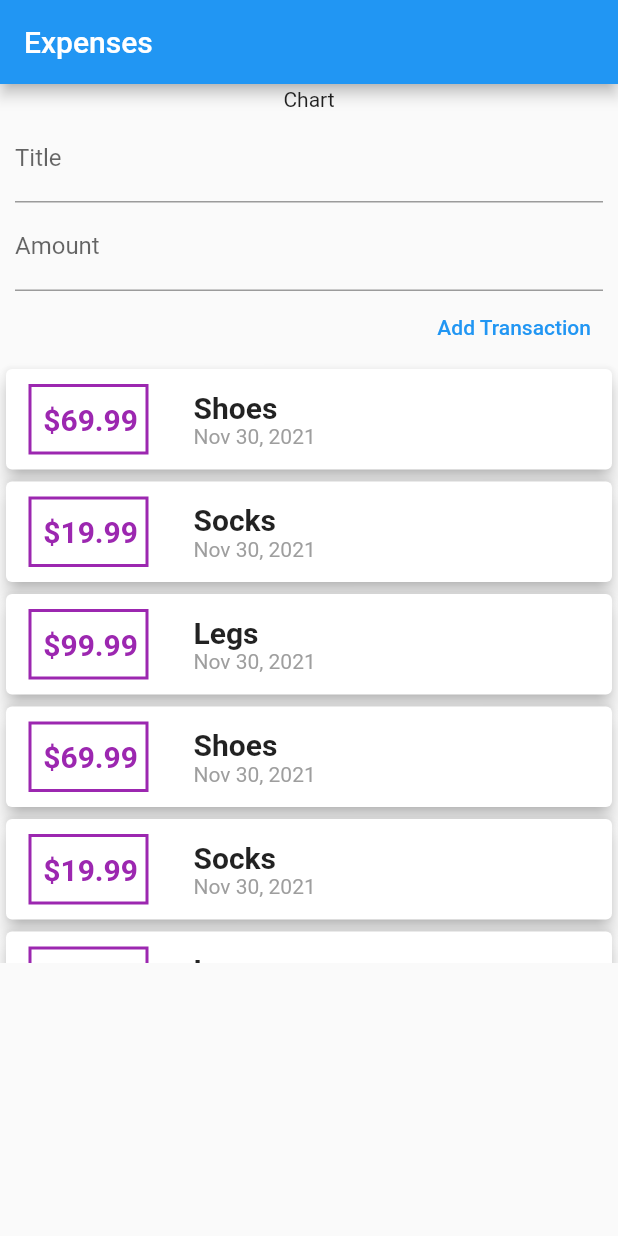
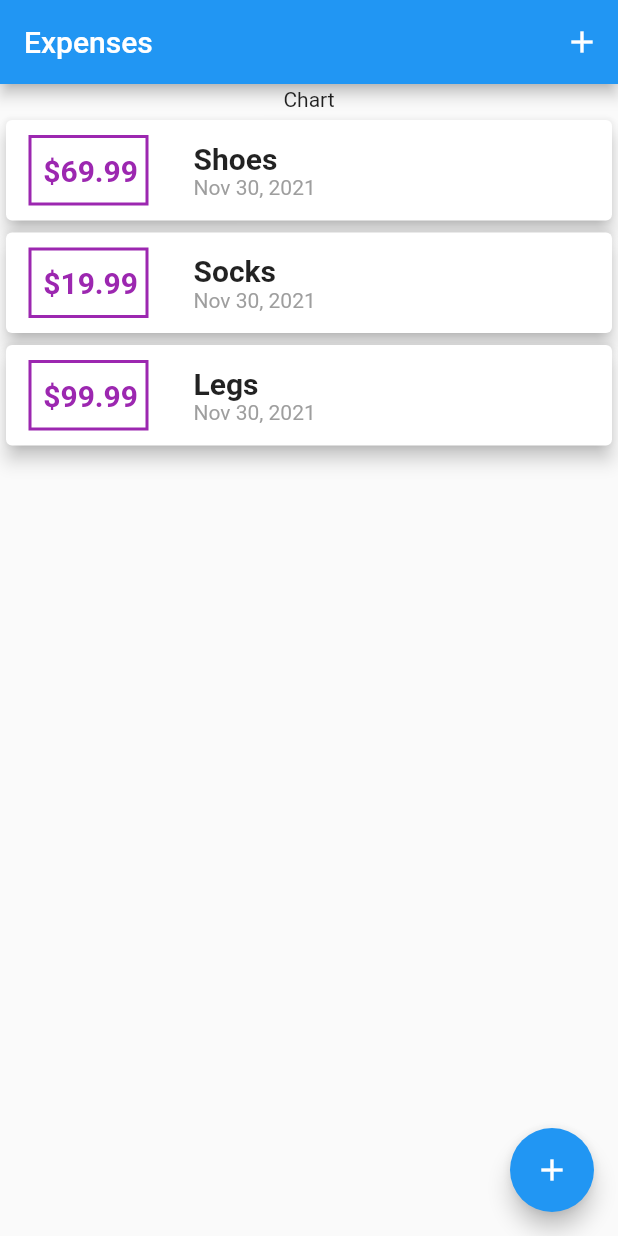
Before and after one commit to ashrhmn/flutter-try, a Flutter app: the screen it shows after launch, on a phone screen of 412 x 824 dp. Run offline on Flutter 3.47's test engine with Material 2 defaults, Android fonts, the phone set to English and light mode, and no system bars.

Commit message:
Add modal sheet for add transaction

```diff
--- a/lib/main.dart
+++ b/lib/main.dart
@@ -1,12 +1,32 @@
 import 'package:first_app/answer.dart';
 import 'package:first_app/question.dart';
+import 'package:first_app/widgets/new_transaction.dart';
 import 'package:first_app/widgets/transaction_list.dart';
-import 'package:first_app/widgets/transactions.dart';
 import 'package:flutter/material.dart';
 
+import 'models/transaction.dart';
+
+import 'package:flutter/material.dart';
+
+import './widgets/new_transaction.dart';
+import './widgets/transaction_list.dart';
+import './models/transaction.dart';
+
 void main() {
-  // runApp(const MyApp());
-  runApp(const ExpenseApp());
+  runApp(const MyApp());
+  // runApp(const ExpenseApp());
+}
+
+class MyApp extends StatelessWidget {
+  const MyApp({Key? key}) : super(key: key);
+
+  @override
+  Widget build(BuildContext context) {
+    return const MaterialApp(
+      title: 'Flutter App',
+      home: ExpenseApp(),
+    );
+  }
 }
 
 class ExpenseApp extends StatefulWidget {
@@ -19,10 +39,26 @@ class ExpenseApp extends StatefulWidget {
 }
 
 class ExpenseAppState extends State<ExpenseApp> {
-  // late String titleInput;
-  // late String amountInput;
-  var titleController = TextEditingController();
-  var amountController = TextEditingController();
+  final List<Transaction> _userTransactions = [
+    Transaction(id: '12', name: 'Shoes', amount: 69.99, time: DateTime.now()),
+    Transaction(id: '22', name: 'Socks', amount: 19.99, time: DateTime.now()),
+    Transaction(id: '31', name: 'Legs', amount: 99.99, time: DateTime.now()),
+  ];
+
+  void addTransaction(Transaction transaction) {
+    setState(() {
+      _userTransactions.add(transaction);
+    });
+  }
+
+  void startAddNewTransaction(BuildContext ctx) {
+    showModalBottomSheet(
+      context: ctx,
+      builder: (ctx) {
+        return NewTransaction(addTransaction);
+      },
+    );
+  }
 
   @override
   Widget build(BuildContext context) {
@@ -30,6 +66,12 @@ class ExpenseAppState extends State<ExpenseApp> {
       home: Scaffold(
         appBar: AppBar(
           title: const Text('Expenses'),
+          actions: [
+            IconButton(
+              onPressed: () => startAddNewTransaction(context),
+              icon: const Icon(Icons.add),
+            ),
+          ],
         ),
         body: SingleChildScrollView(
           child: Column(
@@ -40,8 +82,17 @@ class ExpenseAppState extends State<ExpenseApp> {
                 alignment: AlignmentDirectional.center,
                 height: 20,
               ),
-              const TransactionsWidget()
+              // const TransactionsWidget(addTransaction: addTransaction(transaction),)
+              TransactionList(userTransactions: _userTransactions)
             ],
+          ),
+        ),
+        floatingActionButton: Builder(
+          builder: (context) => FloatingActionButton(
+            child: const Icon(Icons.add),
+            onPressed: () {
+              startAddNewTransaction(context);
+            },
           ),
         ),
       ),
@@ -49,83 +100,106 @@ class ExpenseAppState extends State<ExpenseApp> {
   }
 }
 
-class MyApp extends StatefulWidget {
-  const MyApp({Key? key}) : super(key: key);
 
-  @override
-  State<StatefulWidget> createState() {
-    return MyAppState();
-  }
-}
+// void main() => runApp(const MyApp());
 
-class MyAppState extends State<MyApp> {
-  var qIndex = 0;
-  var result = 0;
-  final questions = const [
-    {
-      'question': 'What is 1?',
-      'options': [1, 2, 3],
-      'ans': 1
-    },
-    {
-      'question': 'What is 5?',
-      'options': [4, 6, 5],
-      'ans': 5
-    },
-    {
-      'question': 'What is 4*16?',
-      'options': [64, 65, 66],
-      'ans': 64
-    },
-    {
-      'question': 'What is 4/2?',
-      'options': [8, 9, 2],
-      'ans': 2
-    },
-    {
-      'question': 'What is 50%7?',
-      'options': [8, 1, 7],
-      'ans': 1
-    },
-    {
-      'question': 'What is 15*3/9?',
-      'options': [8, 9, 5],
-      'ans': 5
-    },
-  ];
+// class MyApp extends StatelessWidget {
+//   const MyApp({Key? key}) : super(key: key);
 
-  void answer(int ans) {
-    setState(() {
-      if (questions[qIndex]['ans'] == ans) {
-        result++;
-      }
+//   @override
+//   Widget build(BuildContext context) {
+//     return MaterialApp(
+//       title: 'Flutter App',
+//       home: MyHomePage(),
+//     );
+//   }
+// }
 
-      if (qIndex == questions.length - 1) {
-        qIndex = 0;
-      } else {
-        qIndex++;
-      }
-    });
-  }
+// class MyHomePage extends StatefulWidget {
+//   // String titleInput;
+//   // String amountInput;
+//   @override
+//   _MyHomePageState createState() => _MyHomePageState();
+// }
 
-  @override
-  Widget build(BuildContext context) {
-    return MaterialApp(
-      home: Scaffold(
-        appBar: AppBar(
-          title: const Text('My App'),
-        ),
-        body: Column(
-          children: [
-            Question(
-              questions[qIndex]['question'] as String,
-            ),
-            ...(questions[qIndex]['options'] as List<int>)
-                .map((ans) => Answer(() => answer(ans), ans)),
-            Text('Your Score : ' + result.toString())
-          ],
-        ),
-      ),
-    );
-  }
-}
+// class _MyHomePageState extends State<MyHomePage> {
+//   final List<Transaction> _userTransactions = [
+//     Transaction(
+//       id: 't1',
+//       name: 'New Shoes',
+//       amount: 69.99,
+//       time: DateTime.now(),
+//     ),
+//     Transaction(
+//       id: 't2',
+//       name: 'Weekly Groceries',
+//       amount: 16.53,
+//       time: DateTime.now(),
+//     ),
+//   ];
+
+//   void _addNewTransaction(String txTitle, double txAmount) {
+//     final newTx = Transaction(
+//       name: txTitle,
+//       amount: txAmount,
+//       time: DateTime.now(),
+//       id: DateTime.now().toString(),
+//     );
+
+//     setState(() {
+//       _userTransactions.add(newTx);
+//     });
+//   }
+
+//   void _startAddNewTransaction(BuildContext ctx) {
+//     showModalBottomSheet(
+//       context: ctx,
+//       builder: (_) {
+//         return GestureDetector(
+//           onTap: () {},
+//           child: NewTransaction(_addNewTransaction),
+//           behavior: HitTestBehavior.opaque,
+//         );
+//       },
+//     );
+//   }
+
+//   @override
+//   Widget build(BuildContext context) {
+//     return Scaffold(
+//       appBar: AppBar(
+//         title: const Text('Flutter App'),
+//         actions: <Widget>[
+//           IconButton(
+//             icon: Icon(Icons.add),
+//             onPressed: () => _startAddNewTransaction(context),
+//           ),
+//         ],
+//       ),
+//       body: SingleChildScrollView(
+//         child: Column(
+//           // mainAxisAlignment: MainAxisAlignment.start,
+//           crossAxisAlignment: CrossAxisAlignment.stretch,
+//           children: <Widget>[
+//             Container(
+//               width: double.infinity,
+//               child: const Card(
+//                 color: Colors.blue,
+//                 child: Text('CHART!'),
+//                 elevation: 5,
+//               ),
+//             ),
+//             TransactionList(
+//               userTransactions: _userTransactions,
+//             ),
+//           ],
+//         ),
+//       ),
+//       floatingActionButtonLocation: FloatingActionButtonLocation.centerFloat,
+//       floatingActionButton: FloatingActionButton(
+//         child: Icon(Icons.add),
+//         onPressed: () => _startAddNewTransaction(context),
+//       ),
+//     );
+//   }
+// }
--- a/lib/widgets/new_transaction.dart
+++ b/lib/widgets/new_transaction.dart
@@ -1,13 +1,19 @@
 import 'package:first_app/models/transaction.dart';
 import 'package:flutter/material.dart';
 
-class NewTransaction extends StatelessWidget {
-  final titleController = TextEditingController();
-  final amountController = TextEditingController();
-
+class NewTransaction extends StatefulWidget {
   final Function addTransaction;
 
-  NewTransaction(this.addTransaction, {Key? key}) : super(key: key);
+  const NewTransaction(this.addTransaction, {Key? key}) : super(key: key);
+
+  @override
+  State<NewTransaction> createState() => _NewTransactionState();
+}
+
+class _NewTransactionState extends State<NewTransaction> {
+  final titleController = TextEditingController();
+
+  final amountController = TextEditingController();
 
   addTxHandler() {
     if (titleController.text == "" ||
@@ -15,12 +21,13 @@ class NewTransaction extends StatelessWidget {
       return;
     }
 
-    addTransaction(Transaction(
+    widget.addTransaction(Transaction(
       id: 'id',
       name: titleController.text,
       amount: double.parse(amountController.text),
       time: DateTime.now(),
     ));
+    Navigator.of(context).pop();
   }
 
   @override
--- a/lib/widgets/transactions.dart
+++ /dev/null
@@ -1,44 +0,0 @@
-import 'package:first_app/models/transaction.dart';
-import 'package:first_app/widgets/new_transaction.dart';
-import 'package:first_app/widgets/transaction_list.dart';
-import 'package:flutter/material.dart';
-
-class TransactionsWidget extends StatefulWidget {
-  const TransactionsWidget({Key? key}) : super(key: key);
-
-  @override
-  _TransactionsWidgetState createState() => _TransactionsWidgetState();
-}
-
-final List<Transaction> _userTransactions = [
-  Transaction(id: '12', name: 'Shoes', amount: 69.99, time: DateTime.now()),
-  Transaction(id: '22', name: 'Socks', amount: 19.99, time: DateTime.now()),
-  Transaction(id: '31', name: 'Legs', amount: 99.99, time: DateTime.now()),
-  Transaction(id: '12', name: 'Shoes', amount: 69.99, time: DateTime.now()),
-  Transaction(id: '22', name: 'Socks', amount: 19.99, time: DateTime.now()),
-  Transaction(id: '31', name: 'Legs', amount: 99.99, time: DateTime.now()),
-  Transaction(id: '12', name: 'Shoes', amount: 69.99, time: DateTime.now()),
-  Transaction(id: '22', name: 'Socks', amount: 19.99, time: DateTime.now()),
-  Transaction(id: '31', name: 'Legs', amount: 99.99, time: DateTime.now()),
-  Transaction(id: '12', name: 'Shoes', amount: 69.99, time: DateTime.now()),
-  Transaction(id: '22', name: 'Socks', amount: 19.99, time: DateTime.now()),
-  Transaction(id: '31', name: 'Legs', amount: 99.99, time: DateTime.now()),
-];
-
-class _TransactionsWidgetState extends State<TransactionsWidget> {
-  void addTransaction(Transaction transaction) {
-    setState(() {
-      _userTransactions.add(transaction);
-    });
-  }
-
-  @override
-  Widget build(BuildContext context) {
-    return Column(
-      children: [
-        NewTransaction(addTransaction),
-        TransactionList(userTransactions: _userTransactions),
-      ],
-    );
-  }
-}
```
